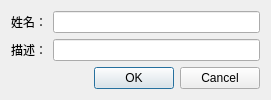
Old version of the form gui/addMbrDialog.ui in the repository lovelyjuice/AccountBook.
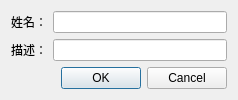
New version of the form.

Diff of the .ui file:
```diff
--- a/gui/addMbrDialog.ui
+++ b/gui/addMbrDialog.ui
@@ -6,7 +6,7 @@
             <rect>
                 <x>0</x>
                 <y>0</y>
-                <width>271</width>
+                <width>238</width>
                 <height>95</height>
             </rect>
         </property>
```
Left out of the diff: 10 changed lines with no effect on the pictures.
